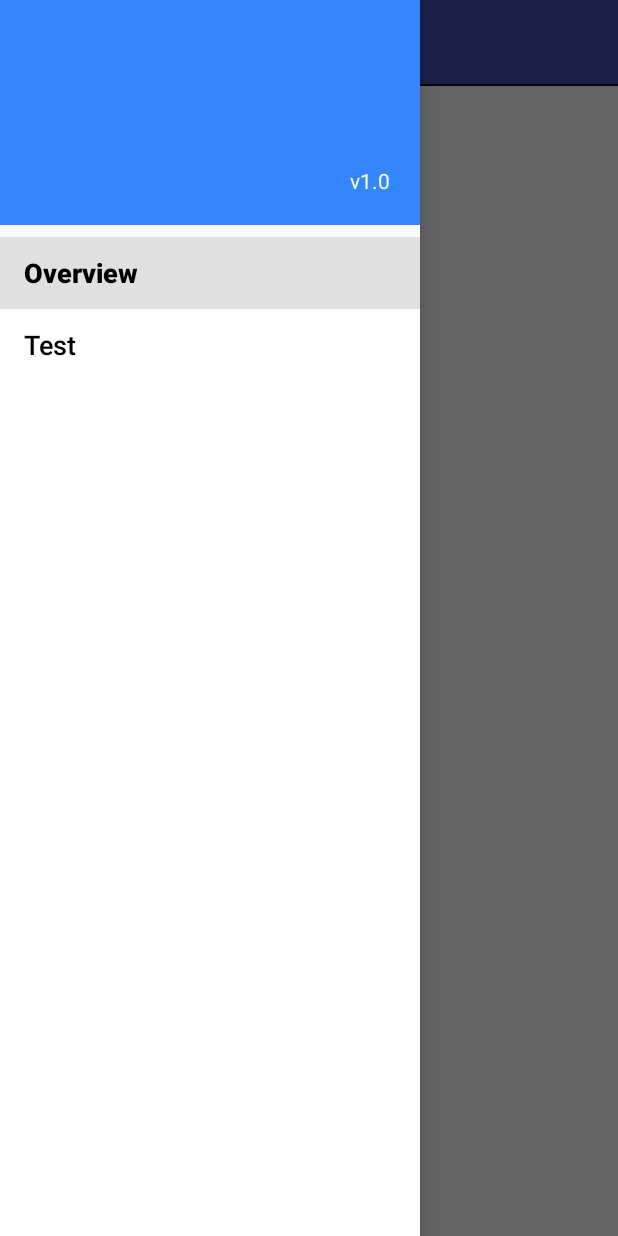
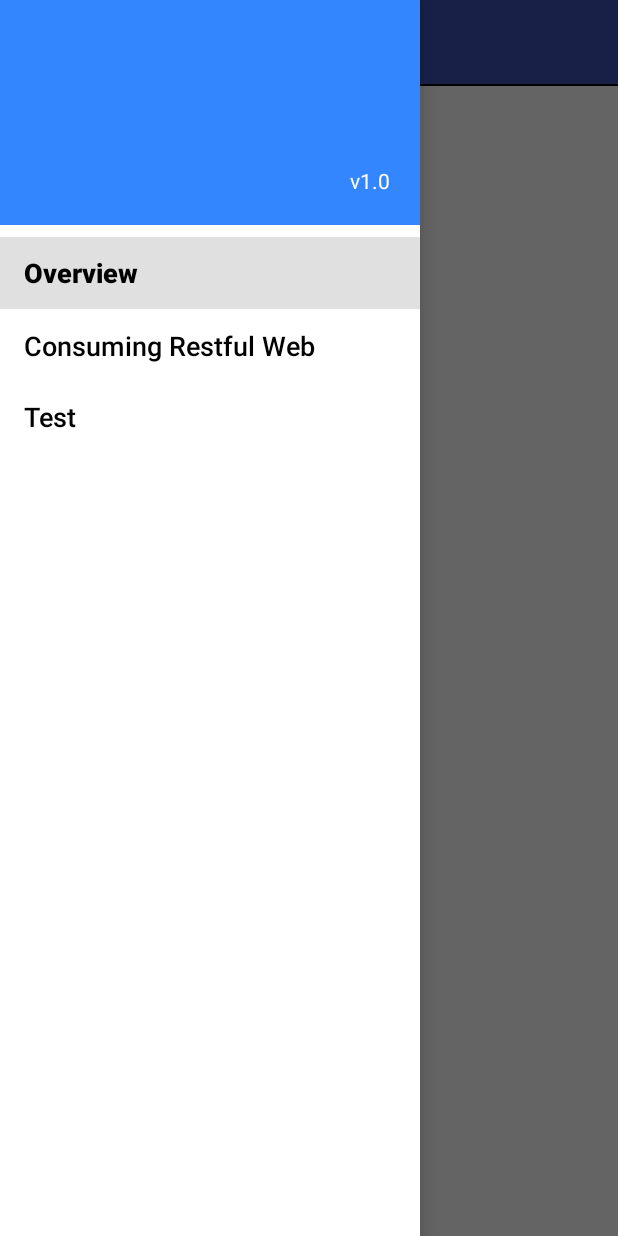
Before and after one commit to logicmelody/DLExerciseAndroid, an Android app: the screen it shows after launch (MainActivity), with the side drawer open, on a phone screen of 412 x 824 dp. Run offline under Robolectric (Android 15) with nearby library versions, the phone set to English and light mode, and no system bars.

Commit message:
[ConsumingRestfulWebService] Add empty fragment and setup

```diff
--- a/app/src/main/AndroidManifest.xml
+++ b/app/src/main/AndroidManifest.xml
@@ -1,6 +1,8 @@
 <?xml version="1.0" encoding="utf-8"?>
 <manifest xmlns:android="http://schemas.android.com/apk/res/android"
     package="com.dl.dlexerciseandroid">
+
+    <uses-permission android:name="android.permission.INTERNET" />
 
     <application
         android:allowBackup="true"
--- a/app/src/main/java/com/dl/dlexerciseandroid/main/UIController.java
+++ b/app/src/main/java/com/dl/dlexerciseandroid/main/UIController.java
@@ -17,6 +17,7 @@ import android.view.View;
 
 import com.dl.dlexerciseandroid.R;
 import com.dl.dlexerciseandroid.overview.OverviewFragment;
+import com.dl.dlexerciseandroid.spring.ConsumingRestfulWebServiceFragment;
 import com.dl.dlexerciseandroid.test.TestFragment;
 import com.dl.dlexerciseandroid.utility.Utils;
 
@@ -131,6 +132,11 @@ public class UIController {
                         replaceFragmentTo(OverviewFragment.class, Utils.FragmentTag.OVERVIEW);
                         break;
 
+                    case R.id.menu_item_left_drawer_consuming_restful_web_service:
+                        replaceFragmentTo(ConsumingRestfulWebServiceFragment.class,
+                                          Utils.FragmentTag.CONSUMING_RESTFUL_WEB_SERVICE);
+                        break;
+
                     case R.id.menu_item_left_drawer_test:
                         replaceFragmentTo(TestFragment.class, Utils.FragmentTag.TEST);
                         break;
--- a/app/src/main/java/com/dl/dlexerciseandroid/utility/Utils.java
+++ b/app/src/main/java/com/dl/dlexerciseandroid/utility/Utils.java
@@ -7,6 +7,7 @@ public class Utils {
 
     public static final class FragmentTag {
         public static final String OVERVIEW = "com.dl.dlexerciseandroid.OVERVIEW_FRAGMENT";
+        public static final String CONSUMING_RESTFUL_WEB_SERVICE = "com.dl.dlexerciseandroid.CONSUMING_RESTFUL_WEB_SERVICE_FRAGMENT";
         public static final String TEST = "com.dl.dlexerciseandroid.TEST_FRAGMENT";
     }
 }
--- a/app/src/main/res/layout/activity_main.xml
+++ b/app/src/main/res/layout/activity_main.xml
@@ -1,5 +1,6 @@
 <?xml version="1.0" encoding="utf-8"?>
 
+<!-- https://guides.codepath.com/android/Fragment-Navigation-Drawer -->
 <!-- 如果要使用Navigation Drawer，DrawerLayout必須是layout的root -->
 <android.support.v4.widget.DrawerLayout
     xmlns:android="http://schemas.android.com/apk/res/android"
@@ -35,7 +36,6 @@
 
     </LinearLayout>
 
-
     <!-- 從左邊滑出的drawer，android:layout_gravity必須設為start -->
     <!-- 如果要使用Google提供的元件，就使用NavigationView -->
     <!-- app:itemTextColor可以用來設定drawer上每一個item的text color -->
--- a/app/src/main/res/menu/drawer_left.xml
+++ b/app/src/main/res/menu/drawer_left.xml
@@ -7,6 +7,11 @@
             android:id="@+id/menu_item_left_drawer_overview"
             android:title="@string/all_overview"
             android:checked="true"/>
+
+        <item
+            android:id="@+id/menu_item_left_drawer_consuming_restful_web_service"
+            android:title="@string/all_consuming_restful_web_service" />
+
         <item
             android:id="@+id/menu_item_left_drawer_test"
             android:title="@string/all_test" />
--- a/app/src/main/res/values/strings.xml
+++ b/app/src/main/res/values/strings.xml
@@ -4,6 +4,7 @@
     <string name="all_app_name" translatable="false">DLExercise</string>
     <string name="all_app_version" translatable="false">v1.0</string>
     <string name="all_overview">Overview</string>
+    <string name="all_consuming_restful_web_service">Consuming Restful Web Service</string>
     <string name="all_test">Test</string>
     <string name="all_drawer_open">Open navigation drawer</string>
     <string name="all_drawer_close">Close navigation drawer</string>
```
Also changed, not shown: app/src/main/java/com/dl/dlexerciseandroid/spring/ConsumingRestfulWebServiceFragment.java (added, +42 -0 lines), app/src/main/res/layout/fragment_consuming_restful_web_service.xml (added, +12 -0 lines), 1 other file.
